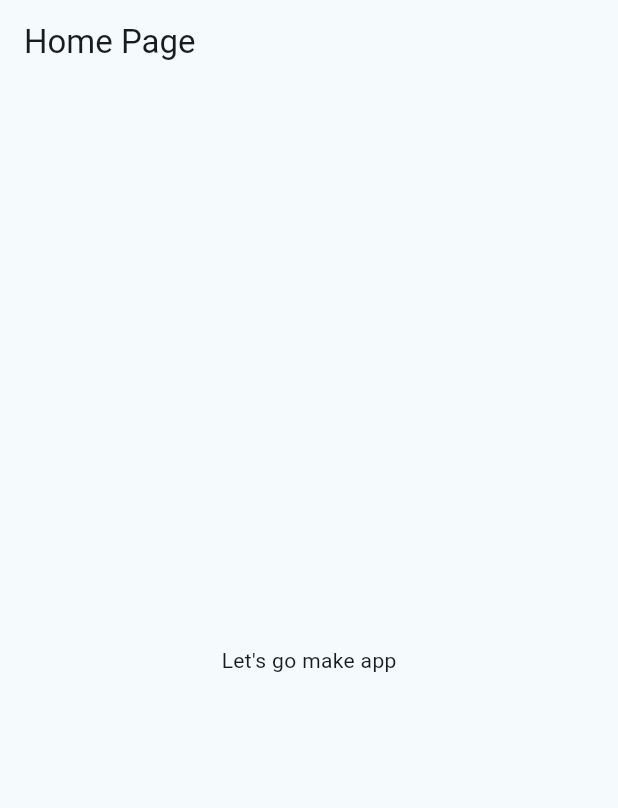
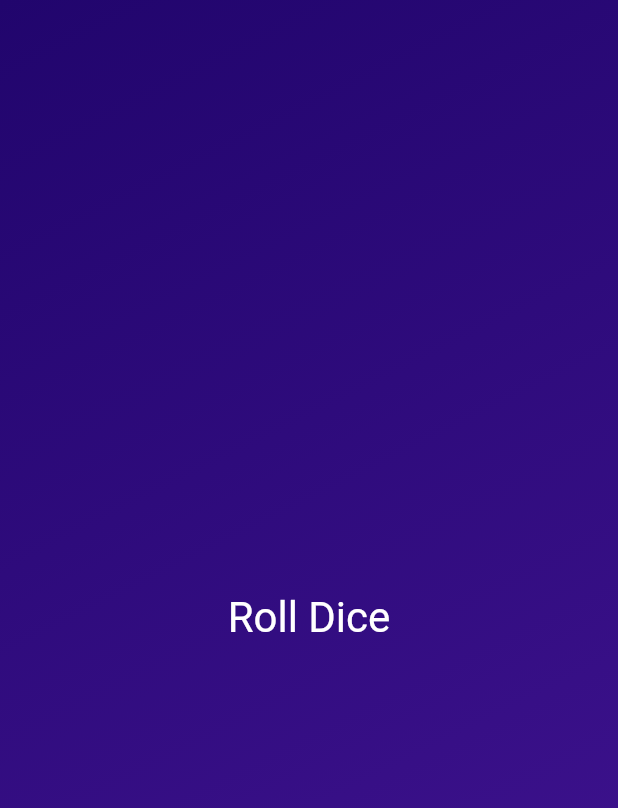
Before and after one commit to jsare/roll_dice, a Flutter app: the screen it shows after launch, on a phone screen of 412 x 824 dp. Shown: the top 808 px of the screen. Run offline on Flutter 3.47's test engine with Material 2 defaults, Android fonts, the phone set to English and light mode, and no system bars.

Commit message:
Add gradient container & styled text

```diff
--- /dev/null
+++ b/lib/gradient_container.dart
@@ -0,0 +1,49 @@
+import 'package:flutter/material.dart';
+
+const startAlignment = Alignment.topLeft;
+const endAlignment = Alignment.bottomRight;
+
+class GradientContainer extends StatelessWidget {
+  const GradientContainer(this.color1, this.color2, {super.key});
+
+  const GradientContainer.purple({super.key})
+      : color1 = Colors.deepPurple,
+        color2 = Colors.indigo;
+
+  final Color color1;
+  final Color color2;
+
+  void rollDice() {
+    // ...
+  }
+
+  @override
+  Widget build(context) {
+    return Container(
+      decoration: BoxDecoration(
+        gradient: LinearGradient(
+          colors: [color1, color2],
+          begin: startAlignment,
+          end: endAlignment,
+        ),
+      ),
+      child: Center(
+        child: Column(
+          mainAxisSize: MainAxisSize.min,
+          children: [
+            TextButton(
+              onPressed: rollDice,
+              style: TextButton.styleFrom(
+                foregroundColor: Colors.white,
+                textStyle: const TextStyle(
+                  fontSize: 28,
+                ),
+              ),
+              child: const Text('Roll Dice'),
+            )
+          ],
+        ),
+      ),
+    );
+  }
+}
--- a/lib/home_page.dart
+++ b/lib/home_page.dart
@@ -1,18 +1,16 @@
 import 'package:flutter/material.dart';
+
+import 'gradient_container.dart';
 
 class HomePage extends StatelessWidget {
   const HomePage({super.key});
 
   @override
   Widget build(BuildContext context) {
-    return Scaffold(
-      appBar: AppBar(
-        title: const Text('Home Page'),
-      ),
-      body: const Center(
-        child: SizedBox(
-          child: Text('Let\'s go make app'),
-        ),
+    return const Scaffold(
+      body: GradientContainer(
+        Color.fromARGB(255, 33, 5, 109),
+        Color.fromARGB(255, 68, 21, 149),
       ),
     );
   }
--- /dev/null
+++ b/lib/styled_text.dart
@@ -0,0 +1,18 @@
+import 'package:flutter/material.dart';
+
+class StyledText extends StatelessWidget {
+  const StyledText(this.text, {super.key});
+
+  final String text;
+
+  @override
+  Widget build(context) {
+    return Text(
+      text,
+      style: const TextStyle(
+        color: Colors.white,
+        fontSize: 28,
+      ),
+    );
+  }
+}
```
